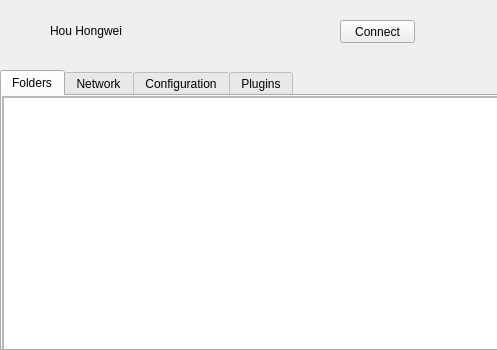
First picture: the form in lib/ui/UniFileSyncPop.ui, repository neilhhw/BaiduYunPanPython, before the edit.
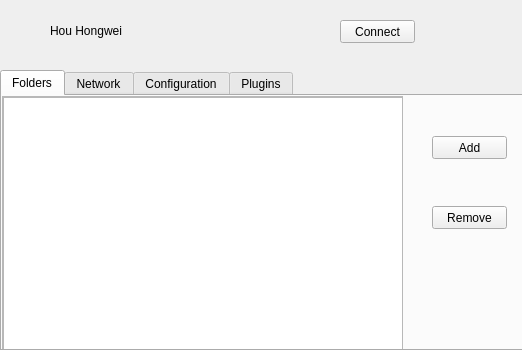
Second picture: the form after the edit. The open tabs and pages were chosen to show the change.

Commit message: Modify UI, make close popup dialog does not exit the program

Patch:
```diff
--- a/lib/ui/UniFileSyncPop.ui
+++ b/lib/ui/UniFileSyncPop.ui
@@ -6,7 +6,7 @@
    <rect>
     <x>0</x>
     <y>0</y>
-    <width>497</width>
+    <width>522</width>
     <height>350</height>
    </rect>
   </property>
@@ -50,7 +50,7 @@
     <rect>
      <x>0</x>
      <y>70</y>
-     <width>501</width>
+     <width>531</width>
      <height>281</height>
     </rect>
    </property>
@@ -72,7 +72,7 @@
       <rect>
        <x>0</x>
        <y>0</y>
-       <width>501</width>
+       <width>401</width>
        <height>261</height>
       </rect>
      </property>
@@ -84,7 +84,7 @@
        <rect>
         <x>0</x>
         <y>0</y>
-        <width>499</width>
+        <width>399</width>
         <height>259</height>
        </rect>
       </property>
@@ -93,7 +93,7 @@
         <rect>
          <x>0</x>
          <y>0</y>
-         <width>501</width>
+         <width>401</width>
          <height>261</height>
         </rect>
        </property>
@@ -103,6 +103,32 @@
       </widget>
      </widget>
     </widget>
+    <widget class="QPushButton" name="addFolderBtn">
+     <property name="geometry">
+      <rect>
+       <x>430</x>
+       <y>40</y>
+       <width>75</width>
+       <height>23</height>
+      </rect>
+     </property>
+     <property name="text">
+      <string>Add</string>
+     </property>
+    </widget>
+    <widget class="QPushButton" name="RmFolderBtn">
+     <property name="geometry">
+      <rect>
+       <x>430</x>
+       <y>110</y>
+       <width>75</width>
+       <height>23</height>
+      </rect>
+     </property>
+     <property name="text">
+      <string>Remove</string>
+     </property>
+    </widget>
    </widget>
    <widget class="QWidget" name="tab_2">
     <attribute name="title">
```
Left out of the diff: 44 changed lines with no effect on the pictures. The commit also changes 2 other files.
